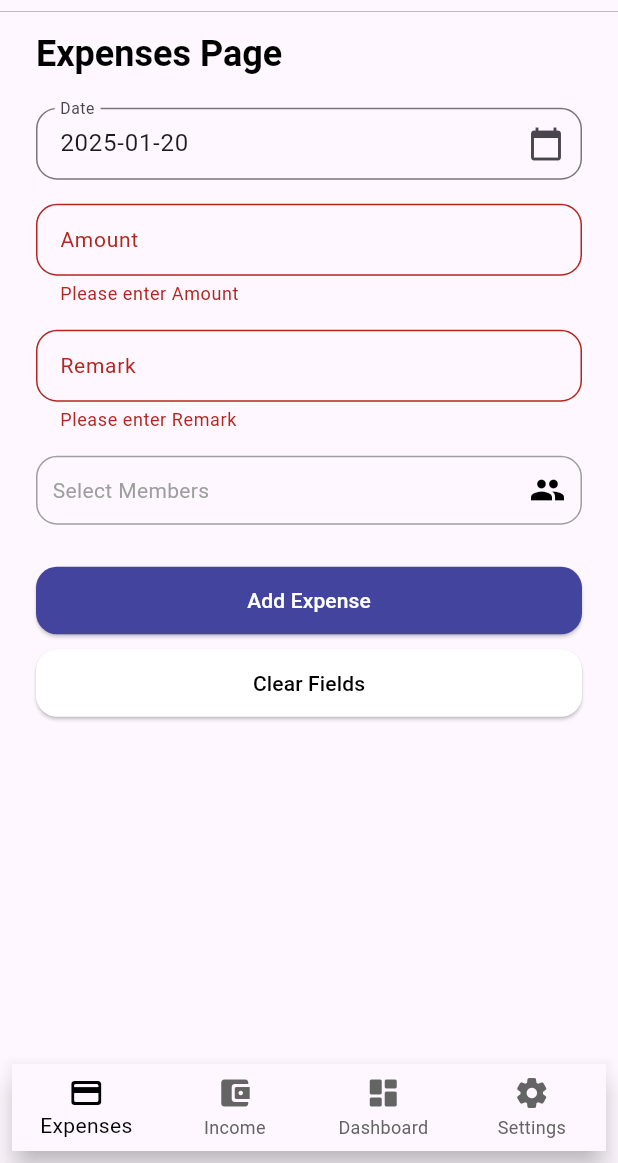
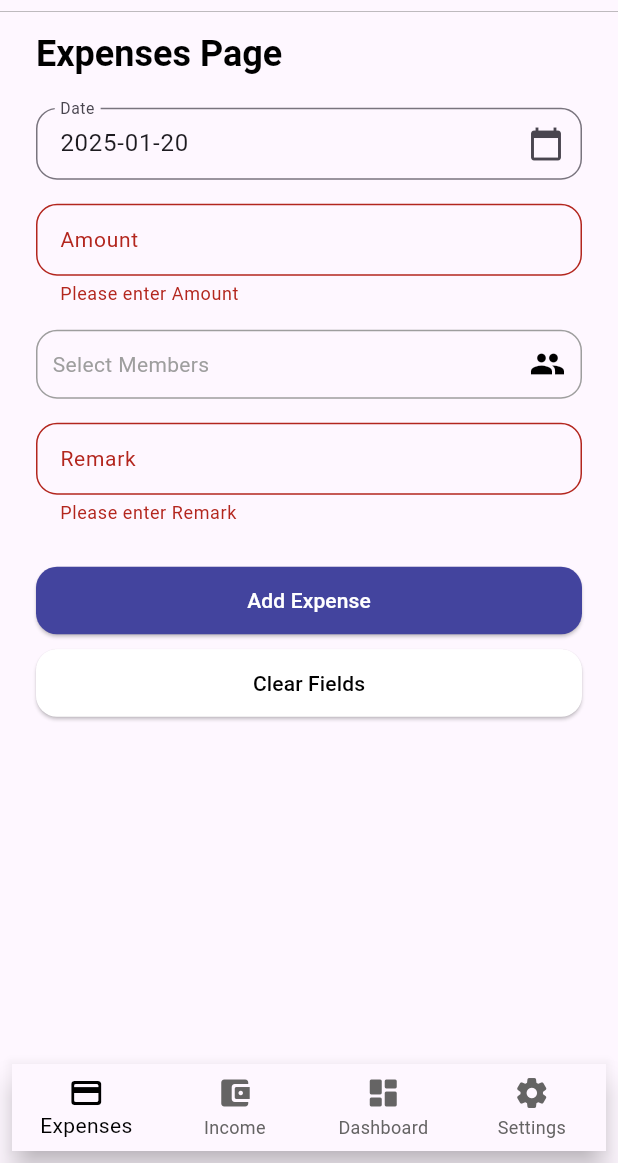
Before and after one commit to pramodyasamarakoon/BoardingExpensesApp_Frontend, a Flutter app: the screen it shows after launch, after a tap on "Add Expense", on a phone screen of 412 x 824 dp, the part 73-1236 px from its top. Run offline on Flutter 3.47's test engine with Material 3 defaults, Android fonts, the phone set to English and light mode, and no system bars; drawn by our look-alikes of multi_select_flutter; our stand-ins replace googleapis_auth; missing offline and left inert: googleapis.

Commit message:
[feat] Full update

```diff
--- a/lib/pages/expenses_page.dart
+++ b/lib/pages/expenses_page.dart
@@ -1,7 +1,7 @@
 import 'package:flutter/material.dart';
 import 'package:http/http.dart' as http;
 import 'dart:convert';
-
+import '../utils/constants.dart';
 import '../widgets/date_picker.dart';
 import '../widgets/text_input.dart';
 import '../widgets/custom_button.dart';
@@ -30,6 +30,7 @@ class _ExpensesPageState extends State<ExpensesPage> {
     'KT',
   ];
   final List<String> _selectedMembers = [];
+  final String _type = 'expense';
 
   final GlobalKey<FormState> _formKey = GlobalKey<FormState>();
 
@@ -39,16 +40,19 @@ class _ExpensesPageState extends State<ExpensesPage> {
         'date': _dateController.text,
         'amount': _amountController.text,
         'remark': _remarkController.text,
+        'type': _type,
         'members': _selectedMembers,
       };
 
-    const String webAppUrl = "https://script.google.com/macros/s/AKfycbzWNRDrnQhgOCeX8TVSn6iP4NT2BgYFy6htw1y0ci-DFWf-A2dUZSVEx15PWACI8bd5/exec"; // Replace with your Web App URL
+      const String webAppUrl = kWebAppUrl;
 
       try {
         final response = await http.post(
           Uri.parse(webAppUrl),
           headers: {'Content-Type': 'application/json'},
-        body: jsonEncode(expenseData), // jsonEncode works after importing dart:convert
+          body: jsonEncode(
+            expenseData,
+          ), // jsonEncode works after importing dart:convert
         );
 
         if (response.statusCode == 200) {
@@ -58,20 +62,19 @@ class _ExpensesPageState extends State<ExpensesPage> {
           );
         } else {
           print("Failed to send expense data: ${response.statusCode}");
-        ScaffoldMessenger.of(context).showSnackBar(
-          SnackBar(content: Text("Failed to add expense.")),
-        );
+          ScaffoldMessenger.of(
+            context,
+          ).showSnackBar(SnackBar(content: Text("Failed to add expense.")));
         }
       } catch (e) {
         print("Error occurred: $e");
-      ScaffoldMessenger.of(context).showSnackBar(
-        SnackBar(content: Text("An error occurred.")),
-      );
+        ScaffoldMessenger.of(
+          context,
+        ).showSnackBar(SnackBar(content: Text("An error occurred.")));
+      }
+      _clearFields();
     }
   }
-}
-
-
 
   void _clearFields() {
     _amountController.clear();
@@ -105,28 +108,20 @@ class _ExpensesPageState extends State<ExpensesPage> {
             child: Column(
               crossAxisAlignment: CrossAxisAlignment.stretch,
               children: [
-                DatePickerWidget(
-                  controller: _dateController,
-                  label: 'Date',
-                ),
+                DatePickerWidget(controller: _dateController, label: 'Date'),
                 TextInputWidget(
                   controller: _amountController,
                   label: "Amount",
                   keyboardType: TextInputType.number,
                 ),
-                TextInputWidget(
-                  controller: _remarkController,
-                  label: "Remark",
-                ),
+
                 MemberSelectWidget(
                   members: _members,
                   selectedMembers: _selectedMembers,
                 ),
+                TextInputWidget(controller: _remarkController, label: "Remark"),
                 const SizedBox(height: 20),
-                CustomButton(
-                  text: 'Add Expense',
-                  onPressed: _addExpense,
-                ),
+                CustomButton(text: 'Add Expense', onPressed: _addExpense),
                 const SizedBox(height: 10),
                 CustomButton(
                   text: 'Clear Fields',
--- a/lib/utils/constants.dart
+++ b/lib/utils/constants.dart
@@ -1,4 +1,7 @@
 import 'package:flutter/material.dart';
+
+// Web App URL
+const String kWebAppUrl = 'https://script.google.com/macros/s/AKfycbzWNRDrnQhgOCeX8TVSn6iP4NT2BgYFy6htw1y0ci-DFWf-A2dUZSVEx15PWACI8bd5/exec';
 
 // Main Color Palette
 const Color kMainColor = Color.fromARGB(255, 101, 100, 100);
--- a/pubspec.yaml
+++ b/pubspec.yaml
@@ -58,7 +58,7 @@ dev_dependencies:
 # The following section is specific to Flutter packages.
 flutter:
   assets:
-    - assets/boarding-expenses-project-faf0effc839f.json
+    - assets/boarding-expenses-project-348051445b21.json
 
   # The following line ensures that the Material Icons font is
   # included with your application, so that you can use the icons in
```
Also changed, not shown: pubspec.lock, 125 other files. Lines whose indentation alone changed are shown as unchanged.
